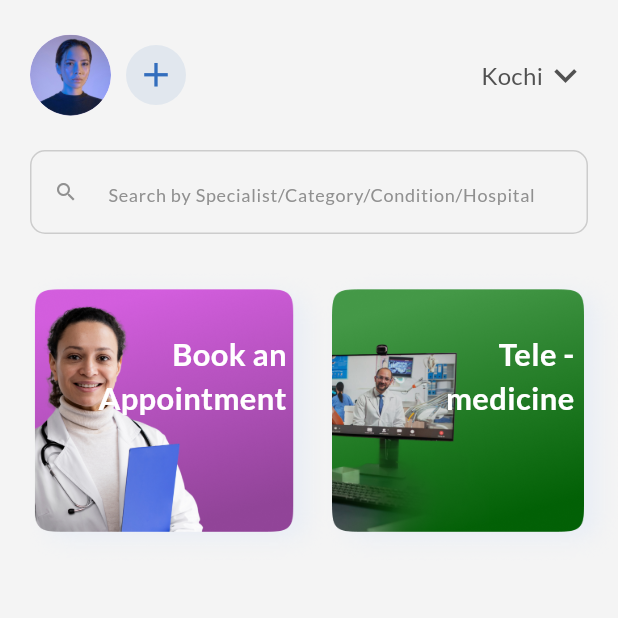
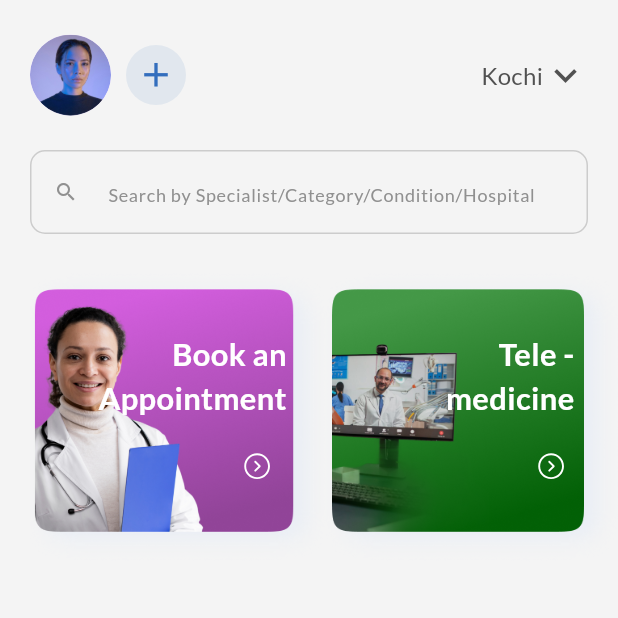
Before and after one commit to Swathi-krishna123/PJM, a Flutter app: the HomePage screen opened by its route, on a phone screen of 412 x 824 dp, the top half of it. Run offline on Flutter 3.47's test engine with Material 3 defaults, Android fonts, the phone set to English and light mode, and no system bars; our stand-ins replace flutter_svg, get, google_fonts.

Commit message:
add icon in the grid

```diff
--- a/lib/view/homepage.dart
+++ b/lib/view/homepage.dart
@@ -1,4 +1,5 @@
 import 'package:flutter/material.dart';
+import 'package:flutter_svg/flutter_svg.dart';
 import 'package:patient_journey_management/constants/colors.dart';
 
 class HomePage extends StatelessWidget {
@@ -125,10 +126,9 @@ class HomePage extends StatelessWidget {
                             height: double.infinity,
                           ),
                           Positioned(
-                            right: screenWidth * 0.05, // Adjust the right position
-                            top: screenHeight * 0.05, // Adjust the top position
-                            left: screenWidth * 0.05, // Adjust the top position
-                            bottom: screenHeight * 0.05, // Adjust the top position
+                            right: screenWidth * 0.05,
+                            top: screenHeight * 0.05,
+
                             child: Column(
                               crossAxisAlignment: CrossAxisAlignment.end,
                               children: [
@@ -136,23 +136,36 @@ class HomePage extends StatelessWidget {
                                   items[index]['text'],
                                   style: TextStyle(
                                     color: Colors.white,
-                                    fontSize: screenWidth * 0.05, // Responsive font size
+                                    fontSize: screenWidth * 0.05,
                                     fontWeight: FontWeight.bold,
                                   ),
-                                  overflow: TextOverflow.ellipsis, // Handle overflow
-                                  maxLines: 1, // Limit to 1 line
+                                  overflow: TextOverflow.ellipsis,
+                                  maxLines: 1,
                                 ),
                                 Text(
                                   items[index]['text2'],
                                   style: TextStyle(
                                     color: Colors.white,
-                                    fontSize: screenWidth * 0.05, // Responsive font size
+                                    fontSize: screenWidth * 0.05,
                                     fontWeight: FontWeight.bold,
                                   ),
-                                  overflow: TextOverflow.ellipsis, // Handle overflow
-                                  maxLines: 1, // Limit to 1 line
+                                  overflow: TextOverflow.ellipsis,
+                                  maxLines: 1,
                                 ),
                               ],
+                            ),
+                          ),
+                          // Icon Positioned at the Bottom Right
+                          Positioned(
+                            bottom: screenHeight*0.05,
+                            right: screenWidth * 0.05,
+                            child: IconButton(
+                              onPressed: () {},
+                              icon: SvgPicture.asset(
+                                'assets/icons/arrowicon.svg',
+                                height: screenWidth*0.05,
+                                color: Colors.white,
+                              ),
                             ),
                           ),
                         ],
```
Also changed, not shown: assets/icons/arrowicon.svg (renamed from assets/homepageimages/arrowicon.svg).
